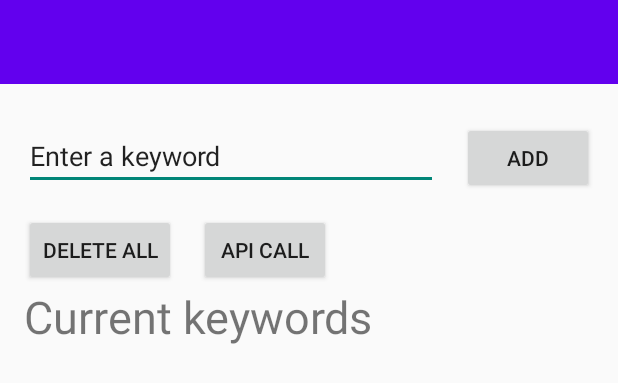
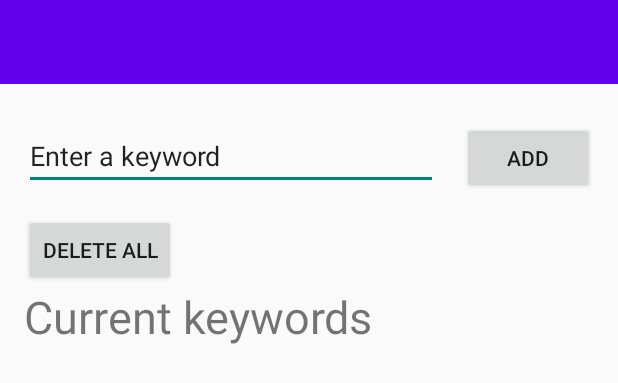
Before and after one commit to Shwuup/bargain-notifier-app, an Android app: the layout activity_main.xml on its own in the app's theme, with its tools: preview values and no code run, on a phone screen of 412 x 824 dp. Shown: the top 383 px of the screen. Run offline under Robolectric (Android 15) with nearby library versions, the light colour scheme and no system bars.

Commit message:
add quality of changes for editText field and notification sound

```diff
--- a/OzBargainNotifierApp/app/build.gradle
+++ b/OzBargainNotifierApp/app/build.gradle
@@ -6,7 +6,7 @@ android {
 
     defaultConfig {
         applicationId "com.github.shwuup.app"
-        minSdkVersion 24
+        minSdkVersion 26
         targetSdkVersion 29
         versionCode 1
         versionName "1.0"
--- a/OzBargainNotifierApp/app/src/main/AndroidManifest.xml
+++ b/OzBargainNotifierApp/app/src/main/AndroidManifest.xml
@@ -2,6 +2,7 @@
 <manifest xmlns:android="http://schemas.android.com/apk/res/android"
     package="com.github.shwuup">
     <uses-permission android:name="android.permission.INTERNET"/>
+    <uses-permission android:name="android.permission.VIBRATE"/>
 
     <application
         android:allowBackup="true"
--- a/OzBargainNotifierApp/app/src/main/java/com/github/shwuup/app/MyAdapter.java
+++ b/OzBargainNotifierApp/app/src/main/java/com/github/shwuup/app/MyAdapter.java
@@ -29,7 +29,7 @@ public class MyAdapter extends RecyclerView.Adapter<MyAdapter.MyViewHolder> {
 
     @Override
     public MyAdapter.MyViewHolder onCreateViewHolder(ViewGroup parent, int viewType) {
-        View v = LayoutInflater.from(parent.getContext()).inflate(R.layout.my_text_view, parent, false);
+        View v = LayoutInflater.from(parent.getContext()).inflate(R.layout.list_item_view, parent, false);
         MyViewHolder vh = new MyViewHolder(v);
         return vh;
     }
--- a/OzBargainNotifierApp/app/src/main/res/layout/activity_main.xml
+++ b/OzBargainNotifierApp/app/src/main/res/layout/activity_main.xml
@@ -25,6 +25,7 @@
         android:layout_marginTop="25dp"
         android:textSize="18sp"
         android:inputType="textPersonName"
+        android:imeOptions="actionGo"
         android:text="@string/edit_message"
         app:layout_constraintEnd_toStartOf="@+id/button"
         app:layout_constraintHorizontal_bias="0.5"
@@ -61,18 +62,6 @@
         app:layout_constraintTop_toBottomOf="@+id/editText"
         app:layout_constraintVertical_bias="0.0" />
 
-    <Button
-        android:id="@+id/button3"
-        android:layout_width="wrap_content"
-        android:layout_height="wrap_content"
-        android:layout_marginStart="15dp"
-        android:layout_marginLeft="15dp"
-        android:layout_marginTop="16dp"
-        android:onClick="apiCall"
-        android:text="API CALL"
-        app:layout_constraintStart_toEndOf="@+id/deleteAllButton"
-        app:layout_constraintTop_toBottomOf="@+id/editText" />
-
     <TextView
         android:id="@+id/keywordsTitle"
         android:layout_width="wrap_content"
--- a/OzBargainNotifierApp/app/src/main/res/values/strings.xml
+++ b/OzBargainNotifierApp/app/src/main/res/values/strings.xml
@@ -7,4 +7,5 @@
     <string name="channel_description">Make sound and pop on screen</string>
     <string name="channel_id">deal_channel</string>
     <string name="keywords_title">Current keywords</string>
+    <string name="notification_sound">kaching.mp3</string>
 </resources>
```
Also changed, not shown: OzBargainNotifierApp/app/src/main/java/com/github/shwuup/app/MainActivity.java (+62 -9 lines), OzBargainNotifierApp/app/src/main/res/layout/list_item_view.xml (renamed from OzBargainNotifierApp/app/src/main/res/layout/my_text_view.xml), 2 other files.
